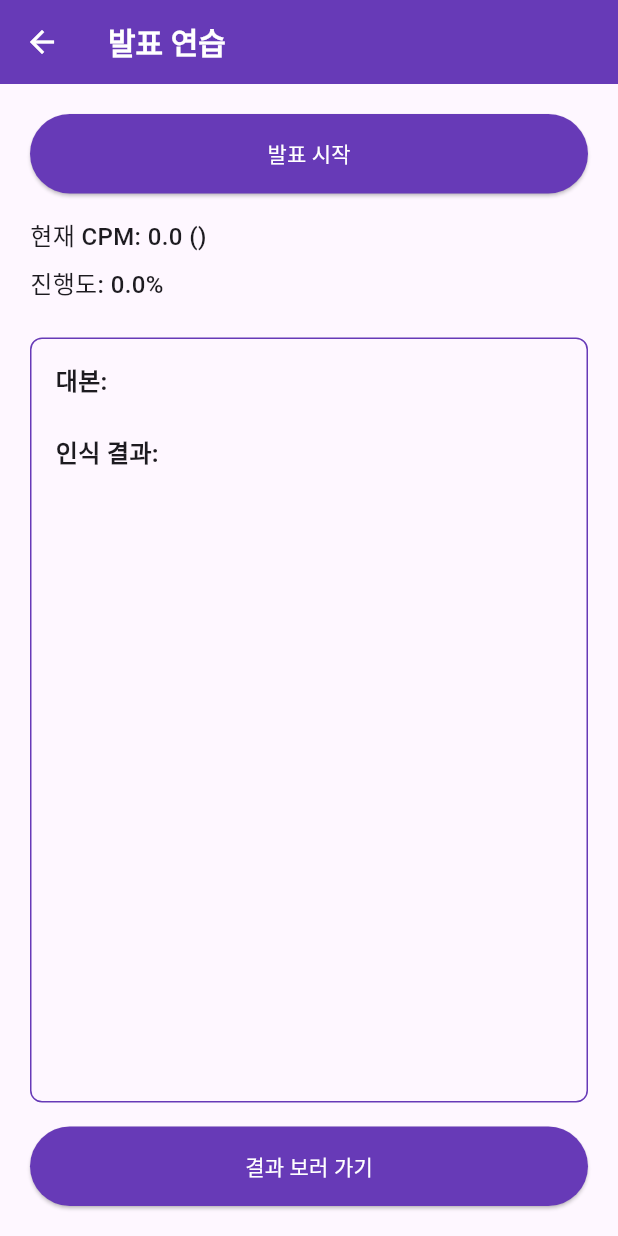
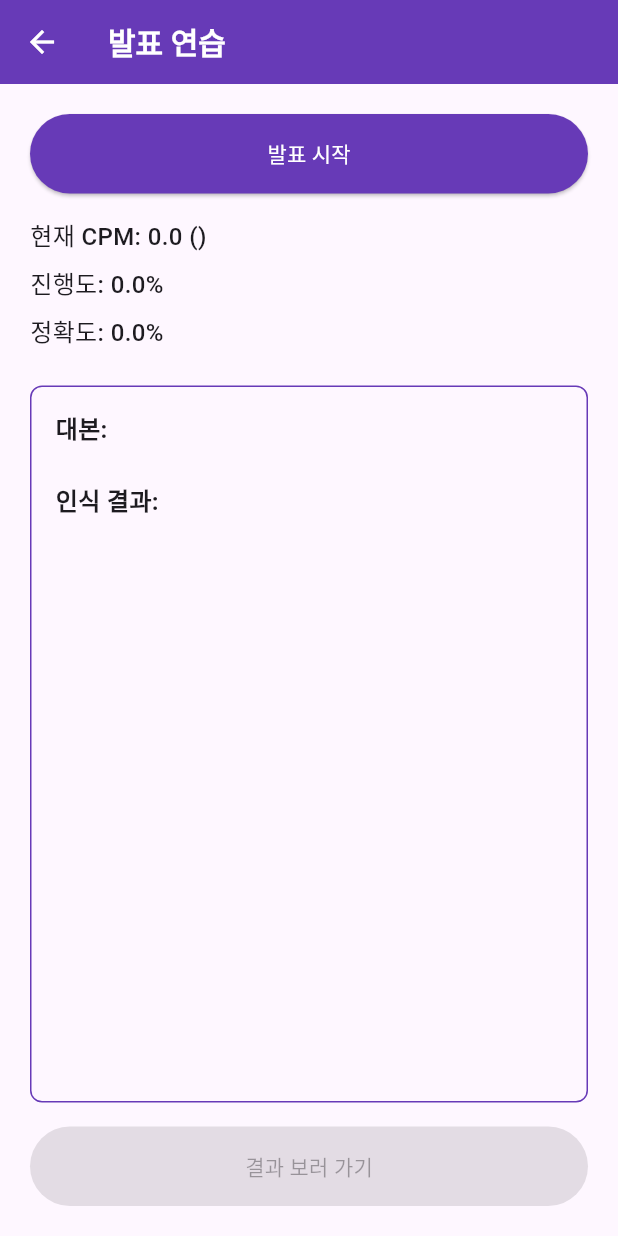
Before and after one commit to IngyoKim/TalkPilot, a Flutter app: the PresentationPracticePage screen opened directly with empty values, on a phone screen of 412 x 824 dp. Run offline on Flutter 3.47's test engine with Material 3 defaults, Android fonts, the phone set to English and light mode, and no system bars; our stand-ins replace file_picker, firebase_auth, firebase_core, firebase_database, flutter_dotenv, fluttertoast and 4 more; missing offline and left inert: kakao_flutter_sdk_common, kakao_flutter_sdk_user; accounts and stored records are empty; generated files the repository leaves out were written again; statements that could not run were skipped.

Commit message:
feat: 결과 보러 가기 버튼 기준 추가 및 연습 과정 중 정확도 확인
- 연습 과정 중에 정확도를 확인할 수 있도록 진행도 밑에 표시
- 결과 보러 가기 버튼을 진행도가 90%이상일 때만 활성화 되도록 설정

```diff
--- a/app/lib/src/pages/practice_page/presentation_practice_page.dart
+++ b/app/lib/src/pages/practice_page/presentation_practice_page.dart
@@ -1,15 +1,14 @@
 import 'package:flutter/material.dart';
 import 'package:talk_pilot/src/pages/practice_page/widgets/presentation_practice_controller.dart';
-import 'package:talk_pilot/src/pages/practice_page/presentation_result_page.dart';
-import 'widgets/script_comparison_view.dart';
+import 'package:talk_pilot/src/pages/practice_page/widgets/script_comparison_view.dart';
+import 'package:talk_pilot/src/pages/practice_page/widgets/result_button.dart';
 
 class PresentationPracticePage extends StatefulWidget {
   final String projectId;
   const PresentationPracticePage({super.key, required this.projectId});
 
   @override
-  State<PresentationPracticePage> createState() =>
-      _PresentationPracticePageState();
+  State<PresentationPracticePage> createState() => _PresentationPracticePageState();
 }
 
 class _PresentationPracticePageState extends State<PresentationPracticePage> {
@@ -51,15 +50,11 @@ class _PresentationPracticePageState extends State<PresentationPracticePage> {
           children: [
             ElevatedButton(
               style: ElevatedButton.styleFrom(
-                backgroundColor:
-                    _controller.isListening ? Colors.grey : Colors.deepPurple,
+                backgroundColor: _controller.isListening ? Colors.grey : Colors.deepPurple,
                 foregroundColor: Colors.white,
                 padding: const EdgeInsets.symmetric(vertical: 16),
               ),
-              onPressed:
-                  _controller.isListening
-                      ? _controller.stopListening
-                      : _controller.startListening,
+              onPressed: _controller.isListening ? _controller.stopListening : _controller.startListening,
               child: Text(_controller.isListening ? '발표 중지' : '발표 시작'),
             ),
             const SizedBox(height: 16),
@@ -70,6 +65,11 @@ class _PresentationPracticePageState extends State<PresentationPracticePage> {
             const SizedBox(height: 8),
             Text(
               '진행도: ${(_controller.scriptProgress * 100).toStringAsFixed(1)}%',
+              style: const TextStyle(fontSize: 16, fontWeight: FontWeight.w500),
+            ),
+            const SizedBox(height: 8),
+            Text(
+              '정확도: ${(_controller.scriptAccuracy * 100).toStringAsFixed(1)}%',
               style: const TextStyle(fontSize: 16, fontWeight: FontWeight.w500),
             ),
             const SizedBox(height: 24),
@@ -91,28 +91,12 @@ class _PresentationPracticePageState extends State<PresentationPracticePage> {
               ),
             ),
             const SizedBox(height: 16),
-            ElevatedButton(
-              onPressed: () {
-                Navigator.push(
-                  context,
-                  MaterialPageRoute(
-                    builder:
-                        (_) => PresentationResultPage(
-                          scriptAccuracy:
-                              _controller.scriptAccuracy,
-                          cpmStatus: _controller.cpmStatus,
-                          actualDuration: _controller.presentationDuration,
-                          expectedDuration: _controller.expectedDuration,
-                        ),
-                  ),
-                );
-              },
-              style: ElevatedButton.styleFrom(
-                backgroundColor: Colors.deepPurple,
-                foregroundColor: Colors.white,
-                padding: const EdgeInsets.symmetric(vertical: 16),
-              ),
-              child: const Text('결과 보러 가기'),
+            ResultButton(
+              progress: _controller.scriptProgress,
+              accuracy: _controller.scriptAccuracy,
+              cpmStatus: _controller.cpmStatus,
+              actualDuration: _controller.presentationDuration,
+              expectedDuration: _controller.expectedDuration,
             ),
           ],
         ),
--- /dev/null
+++ b/app/lib/src/pages/practice_page/widgets/result_button.dart
@@ -0,0 +1,48 @@
+import 'package:flutter/material.dart';
+import 'package:talk_pilot/src/pages/practice_page/presentation_result_page.dart';
+
+class ResultButton extends StatelessWidget {
+  final double progress;
+  final double accuracy;
+  final String cpmStatus;
+  final Duration actualDuration;
+  final Duration expectedDuration;
+
+  const ResultButton({
+    super.key,
+    required this.progress,
+    required this.accuracy,
+    required this.cpmStatus,
+    required this.actualDuration,
+    required this.expectedDuration,
+  });
+
+  @override
+  Widget build(BuildContext context) {
+    final bool isProgressEnough = progress >= 0.9;
+
+    return ElevatedButton(
+      onPressed: isProgressEnough
+          ? () {
+              Navigator.push(
+                context,
+                MaterialPageRoute(
+                  builder: (_) => PresentationResultPage(
+                    scriptAccuracy: accuracy,
+                    cpmStatus: cpmStatus,
+                    actualDuration: actualDuration,
+                    expectedDuration: expectedDuration,
+                  ),
+                ),
+              );
+            }
+          : null,
+      style: ElevatedButton.styleFrom(
+        backgroundColor: isProgressEnough ? Colors.deepPurple : Colors.grey,
+        foregroundColor: Colors.white,
+        padding: const EdgeInsets.symmetric(vertical: 16),
+      ),
+      child: const Text('결과 보러 가기'),
+    );
+  }
+}
```
